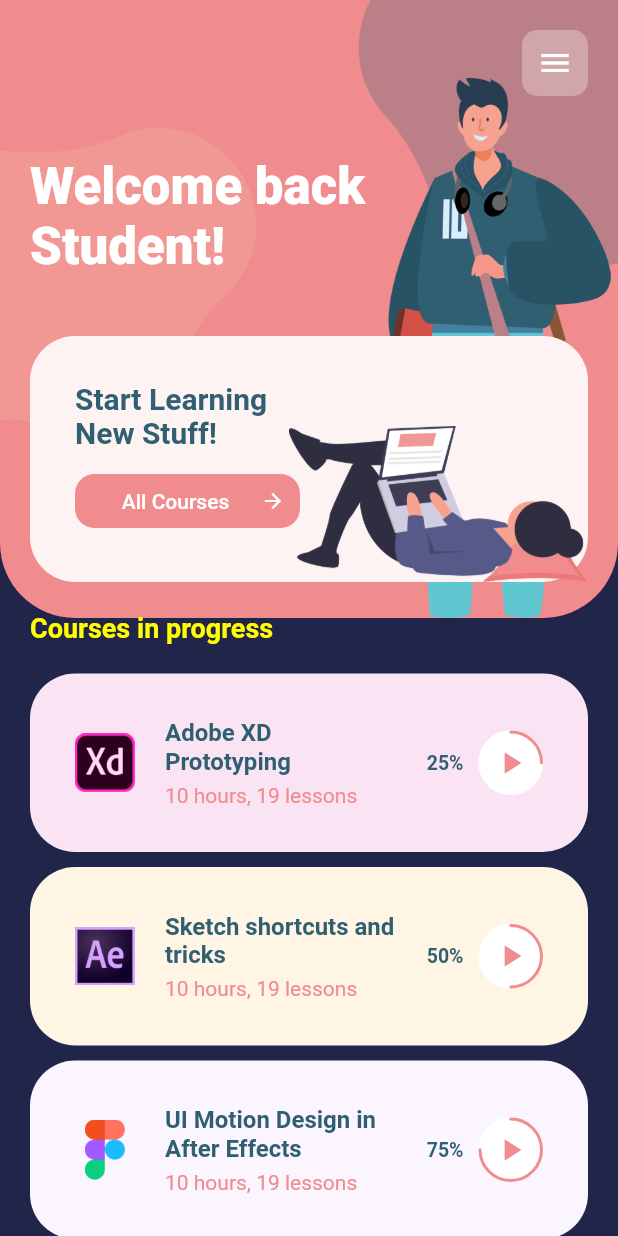
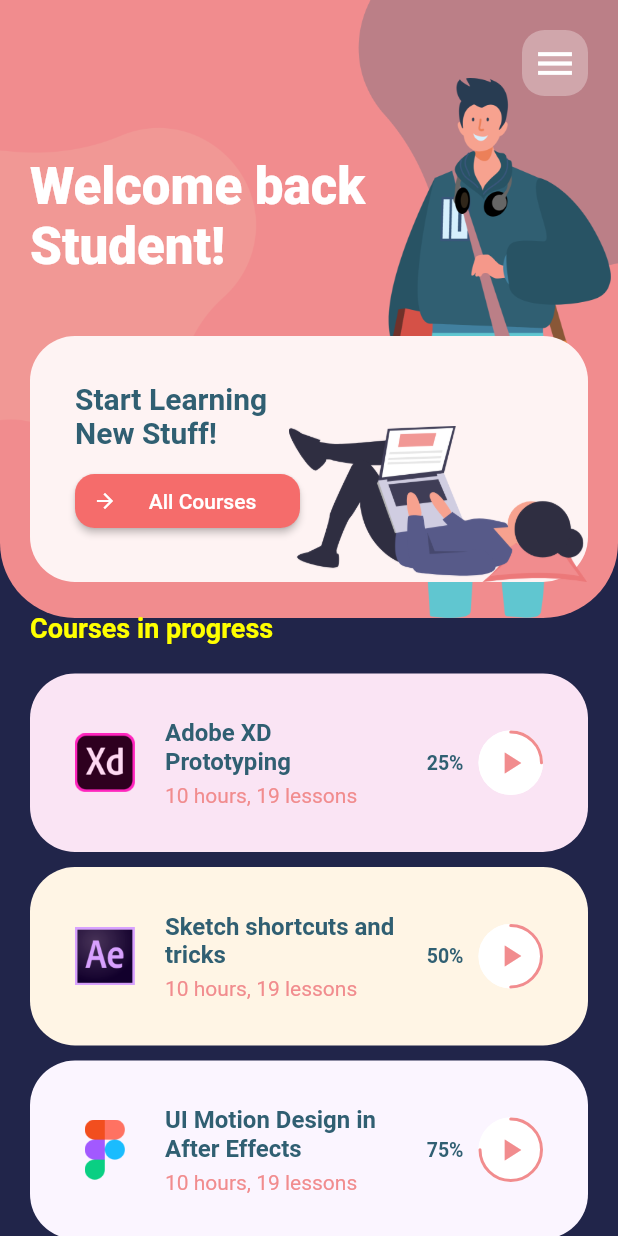
Before and after one commit to SumonHub/maslow, a Flutter app: the HomeScreen screen opened by its route, on a phone screen of 412 x 824 dp. Run offline on Flutter 3.47's test engine with Material 2 defaults, Android fonts, the phone set to English and light mode, and no system bars; drawn by our look-alikes of percent_indicator; our stand-ins replace simple_animations, splashscreen.

Commit message:
add CourseDetails.dart

```diff
--- a/lib/view/screens/HomeScreen.dart
+++ b/lib/view/screens/HomeScreen.dart
@@ -42,18 +42,19 @@ class _HomeScreenState extends State<HomeScreen> {
                     vertical: Constants.mainPadding),
                 height: 44,
                 width: 44,
-                child: FlatButton(
-                  padding: EdgeInsets.all(0),
+                decoration: BoxDecoration(
                   color: Colors.white.withOpacity(0.3),
-                  child: Icon(Icons.menu, color: Colors.white),
-                  shape: new RoundedRectangleBorder(
-                    borderRadius: new BorderRadius.circular(10.0),
+                  borderRadius: BorderRadius.circular(15),
                 ),
-                  onPressed: () {
-                    debugPrint("Menu pressed");
-                  },
+                child: InkWell(
+                  borderRadius: BorderRadius.circular(15),
+                  onTap: () {},
+                  child: Icon(
+                    Icons.menu,
+                    size: 30,
                   ),
                 ),
+              )
             ],
           ),
         ),
@@ -80,51 +81,7 @@ class _HomeScreenState extends State<HomeScreen> {
                       color: Colors.white),
                 ),
 
-                SizedBox(height: Constants.mainPadding),
-
-                // 2. Search Textfield
-                /*Container(
-                  decoration: BoxDecoration(
-                    color: Colors.white,
-                    borderRadius: BorderRadius.all(
-                      Radius.circular(20.0),
-                    ),
-                  ),
-                  child: TextField(
-                    focusNode: myFocusNode,
-                    style: TextStyle(
-                      fontSize: 12.0,
-                      color: Constants.textDark,
-                    ),
-                    decoration: InputDecoration(
-                      contentPadding: EdgeInsets.all(20.0),
-                      border: OutlineInputBorder(
-                        borderRadius: BorderRadius.circular(20.0),
-                        borderSide: BorderSide(color: Colors.white),
-                      ),
-                      enabledBorder: OutlineInputBorder(
-                        borderSide: BorderSide(color: Colors.white),
-                        borderRadius: BorderRadius.circular(20.0),
-                      ),
-                      hintText: "Search courses",
-                      suffixIcon: IconButton(
-                        icon: Icon(
-                          Icons.search,
-                          color: Constants.textDark,
-                        ),
-                        onPressed: () {
-                          debugPrint("Search pressed");
-                        },
-                      ),
-                      hintStyle: TextStyle(
-                        fontSize: 15.0,
-                      ),
-                    ),
-                    maxLines: 1,
-                    controller: _searchControl,
-                  ),
-                ),*/
-                SizedBox(height: Constants.mainPadding),
+                SizedBox(height: Constants.mainPadding * 2),
 
                 // 3. Start Learning Button Section
                 Stack(
@@ -153,35 +110,29 @@ class _HomeScreenState extends State<HomeScreen> {
                           // Categories Button
                           Container(
                             width: 150,
-                            child: FlatButton(
-                              padding: EdgeInsets.all(10.0),
-                              color: Constants.salmonMain,
-                              child: Row(
-                                mainAxisAlignment: MainAxisAlignment.start,
-                                children: <Widget>[
-                                  Expanded(
-                                    child: Center(
-                                      child: Text(
-                                        "All Courses",
-                                        style: TextStyle(color: Colors.white),
-                                      ),
-                                    ),
-                                  ),
-                                  Icon(Icons.arrow_forward,
-                                      color: Colors.white, size: 16),
-                                ],
-                              ),
-                              shape: new RoundedRectangleBorder(
-                                borderRadius: new BorderRadius.circular(13.0),
-                              ),
+                            child: ElevatedButton.icon(
                                 onPressed: () {
                                   // Navigate to Learning
                                   debugPrint("Pressed here");
                                   Navigator.pushNamed(
                                       context, Routes.ROUTE_ALL_COURSE_PAGE);
                                 },
+                                label: Center(
+                                  child: Text(
+                                    "All Courses",
+                                    style: TextStyle(color: Colors.white),
                                   ),
-                          )
+                                ),
+                                icon: Icon(Icons.arrow_forward,
+                                    color: Colors.white, size: 16),
+                                style: ElevatedButton.styleFrom(
+                                  shape: new RoundedRectangleBorder(
+                                    borderRadius: new BorderRadius.all(
+                                        Radius.circular(13.0)),
+                                  ),
+                                  primary: Color(0xfff56c6b),
+                                )),
+                          ),
                         ],
                       ),
                     ),
--- a/lib/view/utils/Routes.dart
+++ b/lib/view/utils/Routes.dart
@@ -2,6 +2,7 @@
 import 'package:flutter/cupertino.dart';
 import 'package:flutter/material.dart';
 import 'package:maslow/view/screens/AllCoursePage.dart';
+import 'package:maslow/view/screens/CourseDetails.dart';
 import 'package:maslow/view/screens/HomeScreen.dart';
 import 'package:maslow/view/screens/LoginPage.dart';
 
@@ -12,16 +13,18 @@ class Routes {
   static const ROUTE_HOME_PAGE = "/ROUTE_HOME_PAGE";
   static const ROUTE_LOGIN_PAGE = "/ROUTE_LOGIN_PAGE";
   static const ROUTE_PROFILE_PAGE = "/ROUTE_PROFILE_PAGE";
+
   //
   static const ROUTE_ALL_COURSE_PAGE = "/ROUTE_ALL_COURSE_PAGE";
-
+  static const ROUTE_COURSE_DETAILS_PAGE = "/ROUTE_COURSE_DETAILS_PAGE";
 
   static getRoutes(BuildContext context) {
     return {
-      ROUTE_LOGIN_PAGE : (context) => LoginPage(),
-      ROUTE_HOME_PAGE : (context) => HomeScreen(),
-      ROUTE_PROFILE_PAGE : (context) => HomeScreen(),
-      ROUTE_ALL_COURSE_PAGE : (context) => AllCoursePage(),
+      ROUTE_LOGIN_PAGE: (context) => LoginPage(),
+      ROUTE_HOME_PAGE: (context) => HomeScreen(),
+      ROUTE_PROFILE_PAGE: (context) => HomeScreen(),
+      ROUTE_ALL_COURSE_PAGE: (context) => AllCoursePage(),
+      ROUTE_COURSE_DETAILS_PAGE: (context) => CourseDetails(),
     };
   }
 }
--- a/lib/view/widget/CardCourses.dart
+++ b/lib/view/widget/CardCourses.dart
@@ -1,6 +1,7 @@
 import 'package:flutter/cupertino.dart';
 import 'package:flutter/material.dart';
 import 'package:maslow/view/utils/Constant.dart';
+import 'package:maslow/view/utils/Routes.dart';
 import 'package:percent_indicator/circular_percent_indicator.dart';
 
 class CardCourses extends StatelessWidget {
@@ -23,7 +24,11 @@ class CardCourses extends StatelessWidget {
 
   @override
   Widget build(BuildContext context) {
-    return Container(
+    return InkWell(
+      onTap: () {
+        Navigator.pushNamed(context, Routes.ROUTE_COURSE_DETAILS_PAGE);
+      },
+      child: Container(
         width: double.infinity,
         padding: EdgeInsets.all(30.0),
         margin: EdgeInsets.only(bottom: 10),
@@ -40,15 +45,18 @@ class CardCourses extends StatelessWidget {
                 crossAxisAlignment: CrossAxisAlignment.start,
                 mainAxisAlignment: MainAxisAlignment.start,
                 children: <Widget>[
-                Text(title,
+                  Text(
+                    title,
                     style: TextStyle(
                         fontSize: 16,
                         fontWeight: FontWeight.bold,
-                      color: Constants.textDark
+                        color: Constants.textDark),
                   ),
+                  SizedBox(
+                    height: 5,
                   ),
-                SizedBox(height: 5,),
-                Text(hours,
+                  Text(
+                    hours,
                     style: TextStyle(
                       fontSize: 14,
                       fontWeight: FontWeight.normal,
@@ -58,22 +66,25 @@ class CardCourses extends StatelessWidget {
                 ],
               ),
             ),
-          SizedBox(width: 20,),
+            SizedBox(
+              width: 20,
+            ),
             Row(
               children: <Widget>[
-              Text(progress,
+                Text(
+                  progress,
                   style: TextStyle(
                     fontSize: 13,
                     fontWeight: FontWeight.bold,
                     color: Constants.textDark,
                   ),
                 ),
-              SizedBox(width: 10,),
+                SizedBox(
+                  width: 10,
+                ),
                 Container(
                   decoration: BoxDecoration(
-                    color: Colors.white,
-                    shape: BoxShape.circle
-                ),
+                      color: Colors.white, shape: BoxShape.circle),
                   child: CircularPercentIndicator(
                     backgroundColor: Colors.white,
                     radius: 43.0,
@@ -85,11 +96,11 @@ class CardCourses extends StatelessWidget {
                     progressColor: Color(0xFFF18C8E),
                   ),
                 )
-
               ],
             )
           ],
         ),
+      ),
     );
   }
 }
--- a/pubspec.yaml
+++ b/pubspec.yaml
@@ -24,9 +24,6 @@ dependencies:
   flutter:
     sdk: flutter
 
-
-  # The following adds the Cupertino Icons font to your application.
-  # Use with the CupertinoIcons class for iOS style icons.
   cupertino_icons: ^1.0.0
   fl_chart: ^0.12.3
   percent_indicator: ^2.1.7+2
```
Also changed, not shown: lib/view/screens/AllCoursePage.dart (+13 -15 lines), lib/view/screens/CourseDetails.dart (added, +268 -0 lines), assets/images/bg2.png (added). Lines whose indentation alone changed are shown as unchanged.
